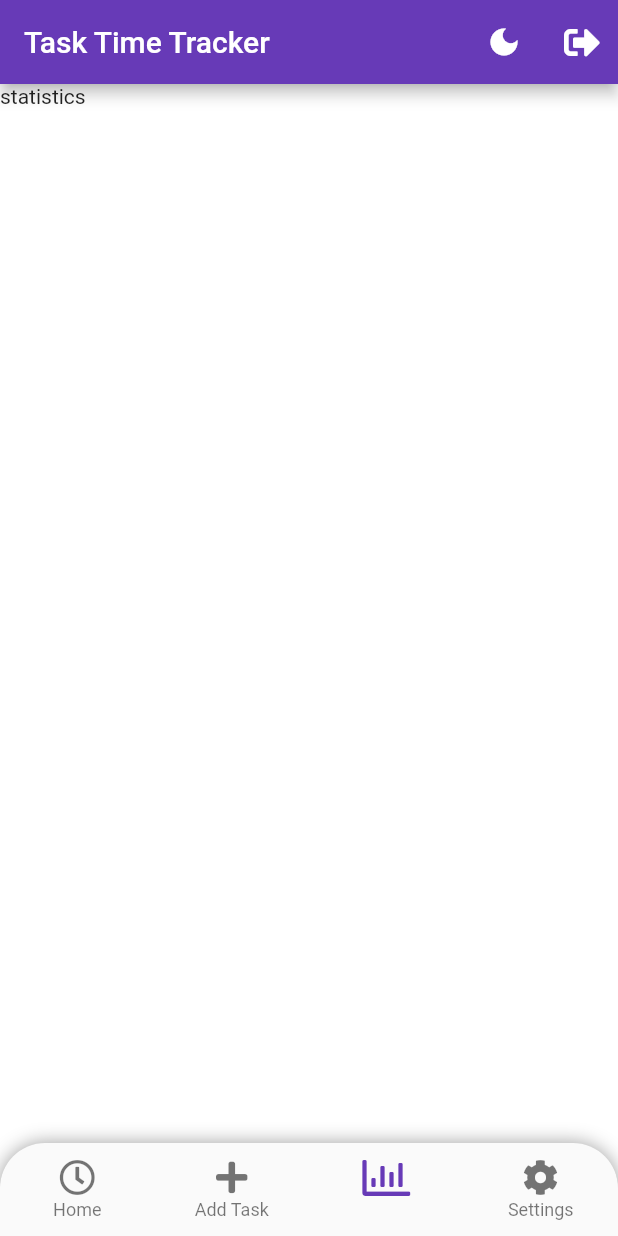
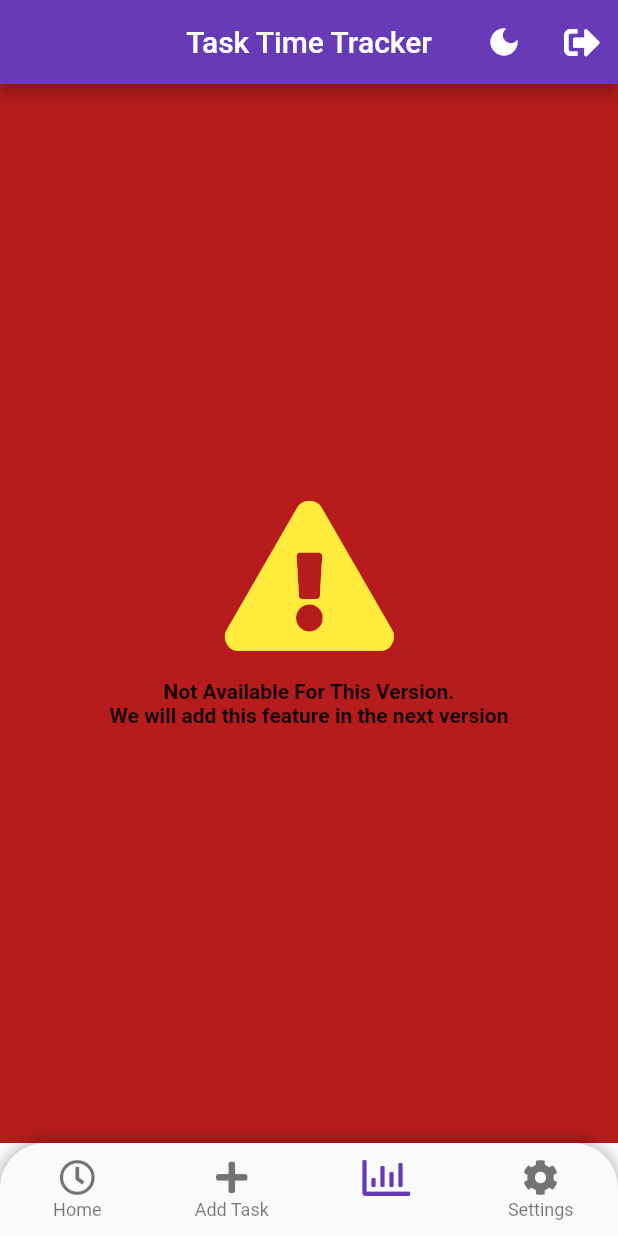
Before and after one commit to FatihDursunUzer1/task_time_tracker, a Flutter app: the Home screen opened directly, item 3 of the bottom bar chosen, on a phone screen of 412 x 824 dp. Run offline on Flutter 3.47's test engine with Material 2 defaults, Android fonts, the phone set to English and light mode, and no system bars; our stand-ins replace firebase_auth, firebase_core, flutter_signin_button, font_awesome_flutter, hive, hive_flutter and 1 more; accounts and stored records are empty.

Commit message:
not_available_currently page created for not available pages

```diff
--- /dev/null
+++ b/lib/presentatiton/utility/errors/not_available_currently.dart
@@ -0,0 +1,46 @@
+import 'package:flutter/material.dart';
+import 'package:flutter/src/widgets/framework.dart';
+import 'package:flutter/src/widgets/placeholder.dart';
+import 'package:font_awesome_flutter/font_awesome_flutter.dart';
+
+class NotAvailable extends StatefulWidget {
+  const NotAvailable({super.key});
+
+  @override
+  State<NotAvailable> createState() => _NotAvailableState();
+}
+
+class _NotAvailableState extends State<NotAvailable> {
+  @override
+  Widget build(BuildContext context) {
+    return Scaffold(
+        body: Container(
+      color: Colors.red[900],
+      child: Column(
+        mainAxisAlignment: MainAxisAlignment.center,
+        children: [
+          const FaIcon(
+            FontAwesomeIcons.exclamationTriangle,
+            size: 100,
+            color: Colors.yellow,
+          ),
+          const SizedBox(
+            height: 20,
+          ),
+          Center(
+            child: Column(
+              children: const [
+                Text(
+                  'Not Available For This Version.',
+                  style: TextStyle(fontWeight: FontWeight.bold),
+                ),
+                Text('We will add this feature in the next version',
+                    style: TextStyle(fontWeight: FontWeight.bold)),
+              ],
+            ),
+          ),
+        ],
+      ),
+    ));
+  }
+}
--- a/lib/presentatiton/views/home/home_view.dart
+++ b/lib/presentatiton/views/home/home_view.dart
@@ -10,6 +10,7 @@ import 'package:task_time_tracker/core/application/navigation/navigation_service
 import 'package:task_time_tracker/core/domain/entities/Tasks/task.dart';
 import 'package:task_time_tracker/core/domain/entities/Tasks/task_tags.dart';
 import 'package:task_time_tracker/presentatiton/utility/enums/TaskIcons.dart';
+import 'package:task_time_tracker/presentatiton/utility/errors/not_available_currently.dart';
 import 'package:task_time_tracker/presentatiton/views/add/add_task_view.dart';
 import 'package:task_time_tracker/presentatiton/views/home/home_view_model.dart';
 import 'package:task_time_tracker/presentatiton/views/settings/settings_view.dart';
@@ -123,7 +124,7 @@ class _HomeState extends State<Home> {
     } else if (context.watch<HomeViewModel>().currentNavBarIndex == 1) {
       return AddTask();
     } else if (context.watch<HomeViewModel>().currentNavBarIndex == 2) {
-      return StatisticsView();
+      return NotAvailable(); //StatisticsView(); normally but this page not available for this section.
     } else if (context.watch<HomeViewModel>().currentNavBarIndex == 3) {
       return SettingsView();
     } else {
--- a/lib/presentatiton/views/settings/settings_view.dart
+++ b/lib/presentatiton/views/settings/settings_view.dart
@@ -12,9 +12,14 @@ class SettingsView extends StatefulWidget {
 class _SettingsViewState extends State<SettingsView> {
   @override
   Widget build(BuildContext context) {
-    return const Scaffold(
+    return Scaffold(
         body: Center(
-      child: Text('Settings Page'),
+      child: Column(
+        children: const [
+          Text(
+              'Theme mode, languages , exit button , contact us, give 5 stars to us')
+        ],
+      ),
     ));
   }
 }
--- a/lib/presentatiton/widgets/functional_app_bar.dart
+++ b/lib/presentatiton/widgets/functional_app_bar.dart
@@ -24,6 +24,7 @@ class _FunctionalAppBarState extends State<FunctionalAppBar> {
   Widget build(BuildContext context) {
     final theme = context.watch<ThemeStateProvider>();
     return AppBar(
+      centerTitle: true,
       actions: [
         Padding(
           padding: const EdgeInsets.all(16.0), //TODO: use constants
```
